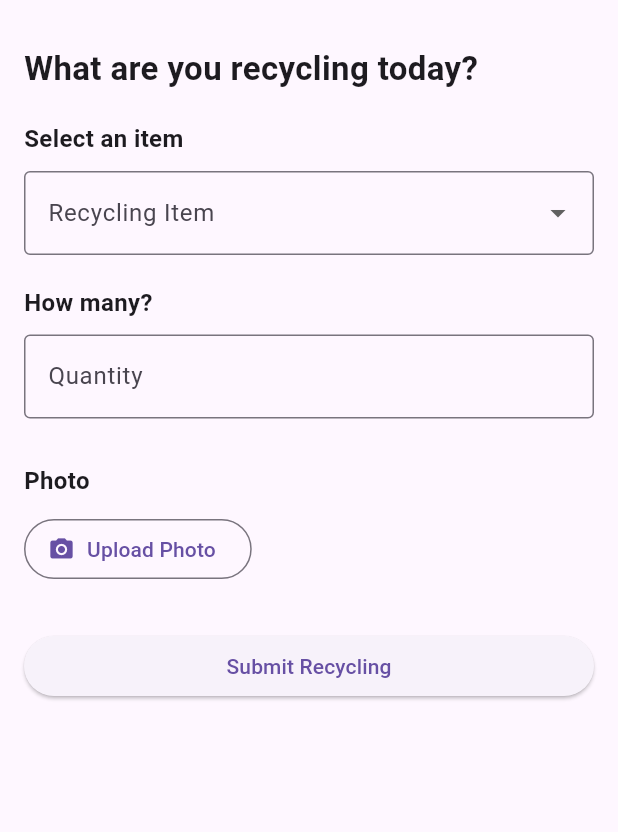
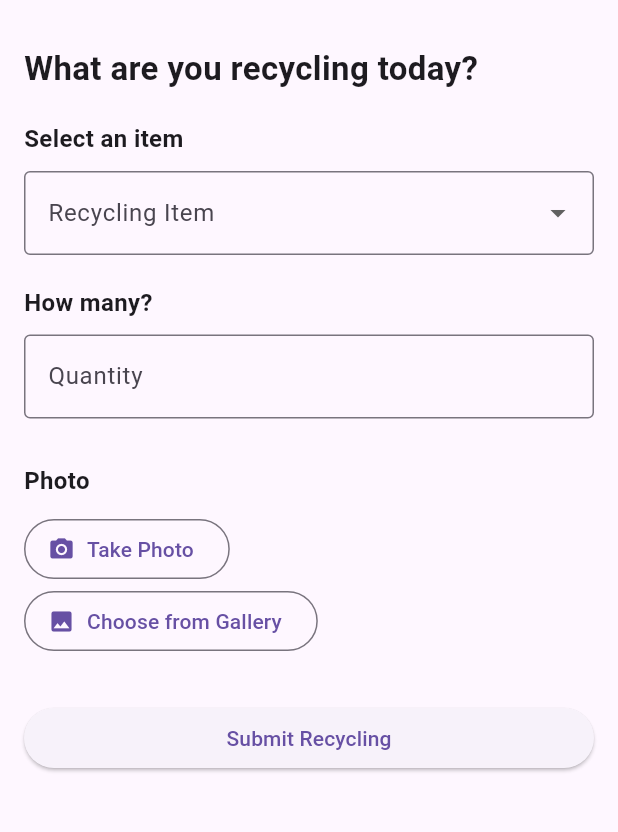
Before and after one commit to Nia-may/RecycleGo_App, a Flutter app: the screen it shows after launch, after a tap on "Recycle something", on a phone screen of 412 x 824 dp, the part 63-895 px from its top. Run offline on Flutter 3.47's test engine with Material 3 defaults, Android fonts, the phone set to English and light mode, and no system bars; our stand-ins replace google_fonts, image_picker.

Commit message:
Upload photos and gallery

```diff
--- a/lib/main.dart
+++ b/lib/main.dart
@@ -1,4 +1,19 @@
 import 'package:flutter/material.dart';
+import 'package:image_picker/image_picker.dart';
+import 'dart:io';
+import 'package:google_fonts/google_fonts.dart';
+
+class AppColors {
+  static const primary = Color(0xFF8FD694);
+  static const background = Color(0xFFF3FAF4);
+  static const white = Color(0xFFFFFFFF);
+
+  static const softBlue = Color(0xFFDCEFF2);
+  static const softYellow = Color(0xFFFFF3C4);
+  static const softPeach = Color(0xFFFFE4D6);
+
+  static const text=Color(0xFF3F5143);
+}
 
 void main() {
   runApp(const RecycleGoApp());
@@ -22,12 +37,14 @@ class RecyclingActivity {
   final int quantity;
   final int points;
   final DateTime dateTime;
+  final String? photoPath;
 
   RecyclingActivity({
     required this.item,
     required this.quantity,
     required this.points,
     required this.dateTime,
+    this.photoPath,
   });
 }
 
@@ -90,9 +107,33 @@ class ActivityPage extends StatelessWidget {
               child: Column(
                 crossAxisAlignment: CrossAxisAlignment.start,
                 children: [
+                  if (activity.photoPath != null)
+                            ClipRRect(
+                              borderRadius: BorderRadius.circular(12),
+                              child: Image.file(
+                                File(activity.photoPath!),
+                                height: 200,
+                                width:double.infinity,
+                                fit: BoxFit.cover,
+                              ),
+                            ),
+                            const SizedBox(height: 10),
+
                   Text('♻️ ${activity.item} × ${activity.quantity}',
                   style: const TextStyle(
                     fontSize: 18, fontWeight: FontWeight.bold,),
+                  ),
+                  Container(
+                    padding: const EdgeInsets.symmetric(vertical: 5, horizontal: 10),
+                    decoration: BoxDecoration(
+                      color: Colors.green.shade100,
+                      borderRadius: BorderRadius.circular(20),
+                    ),
+                    child: Text('+${activity.points} pts',
+                    style: const TextStyle(
+                      fontWeight: FontWeight.bold,
+                    ),
+                    ),
                   ),
 
                   const SizedBox(height: 6),
@@ -141,10 +182,15 @@ class _HomePageState extends State<HomePage> {
     final displayedActivities = recentActivities.take(3).toList();
 
     return Scaffold(
-      backgroundColor: const Color.fromARGB(255, 138, 231, 161),
+      backgroundColor: AppColors.background,
       appBar: AppBar(
-        backgroundColor: const Color.fromARGB(255, 8, 202, 57),
-        title: const Text('RecycleGo'),
+        backgroundColor: AppColors.primary,
+        title: Text('RecycleGo',
+        style: GoogleFonts.fredoka(
+          color: AppColors.white,
+          fontWeight: FontWeight.bold,
+          fontSize: 22,
+        )),
       ),
       body: Padding(
         padding: const EdgeInsets.all(16.0),
@@ -227,6 +273,7 @@ class _HomePageState extends State<HomePage> {
                   quantity: result['items'] as int,
                   points: result['points'] as int,
                   dateTime: DateTime.now(),
+                  photoPath: result['photoPath'] as String?,
                 ));
 
                 updateStreak();
@@ -302,6 +349,7 @@ class _HomePageState extends State<HomePage> {
                       child: Column(
                         crossAxisAlignment: CrossAxisAlignment.start,
                         children: [
+
                           Text(
                             '♻️ ${activity.item} × ${activity.quantity}',
                           ),
@@ -343,7 +391,8 @@ class RecylingPage extends StatefulWidget {
 }
 
 class _RecylingPageState extends State<RecylingPage> {
-
+  final ImagePicker picker = ImagePicker();
+  XFile? selectedImage;
   String? selectedItem;
 
   int calculatePoints(){
@@ -361,6 +410,15 @@ class _RecylingPageState extends State<RecylingPage> {
 
   int quantity = int.tryParse(quantityController.text) ?? 0;
   return pointsPerItem * quantity;
+  }
+
+  Future<void> pickImage(ImageSource source) async {
+    final XFile? image = await picker.pickImage(source: source);
+    if (image != null) {
+      setState(() {
+        selectedImage = image;
+      });
+    }
   }
 
   final TextEditingController quantityController = TextEditingController();
@@ -441,12 +499,31 @@ class _RecylingPageState extends State<RecylingPage> {
               const SizedBox(height: 10),
 
               OutlinedButton.icon(
-                onPressed: () {
-                  print('Choose photo');
-                },
+                onPressed: () => pickImage(ImageSource.camera),
                 icon: const Icon(Icons.camera_alt),
-                label: const Text('Upload Photo'),
-              ),
+                label: const Text('Take Photo'),
+              ),//take photo by camera
+              OutlinedButton.icon(
+                onPressed: () => pickImage(ImageSource.gallery),
+                icon: const Icon(Icons.photo),
+                label: const Text('Choose from Gallery'),
+              ),//take photo from gallery
+
+
+              if (selectedImage != null) ...[
+                const SizedBox(height: 15),
+
+                ClipRRect(
+                  borderRadius: BorderRadius.circular(12),
+                  child:
+                Image.file(
+                  File(selectedImage!.path),
+                  height: 200,
+                  width: double.infinity,
+                  fit: BoxFit.cover,
+                ),
+                ),
+              ],
 
               const SizedBox(height: 30),
 
@@ -477,6 +554,7 @@ class _RecylingPageState extends State<RecylingPage> {
                                   'points': points,
                                   'items': int.tryParse(quantityController.text) ?? 0,
                                   'item': selectedItem,
+                                  'photoPath': selectedImage?.path,
                                 });
                               },
                               child: const Text('OK'),
--- a/pubspec.yaml
+++ b/pubspec.yaml
@@ -34,6 +34,8 @@ dependencies:
   # The following adds the Cupertino Icons font to your application.
   # Use with the CupertinoIcons class for iOS style icons.
   cupertino_icons: ^1.0.8
+  image_picker: ^1.2.3
+  google_fonts: ^8.2.1
 
 dev_dependencies:
   flutter_test:
```
Also changed, not shown: pubspec.lock, 5 other files.
